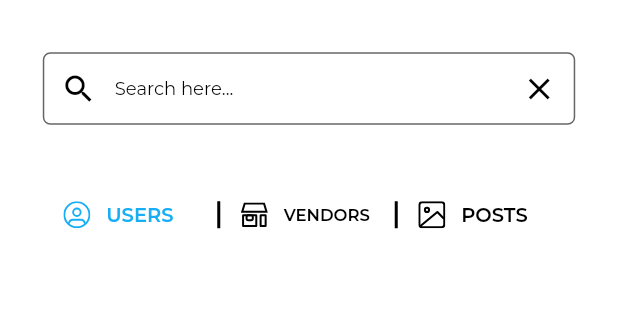
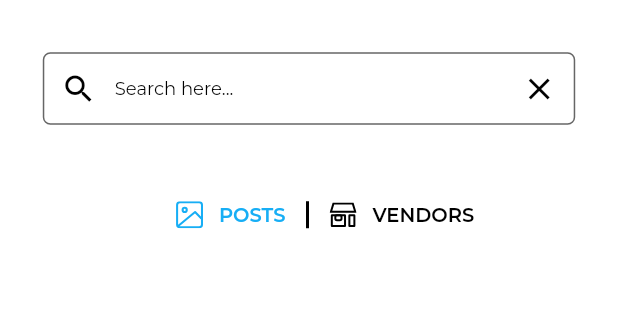
Before and after one commit to mared-dev/mared-dev, a Flutter app: the HomePage screen opened directly, after a tap on an icon or button, on a phone screen of 412 x 824 dp, the part 58-378 px from its top. Run offline on Flutter 3.47's test engine with Material 2 defaults, Android fonts, the phone set to English and light mode, and no system bars; drawn by our look-alikes of auto_size_text; our stand-ins replace cached_network_image, card_swiper, carousel_slider, chewie, circular_countdown_timer, cloud_firestore and 38 more; missing offline and left inert: app_tracking_transparency, flutter_stripe, google_maps_place_picker_mb, google_maps_webservice, google_place, paginate_firestore and 1 more; accounts and stored records are empty; statements that could not run were skipped; project files that could hold a hidden picture were left out.

Commit message:
fixing some bugs

```diff
--- a/lib/screens/Feed/feed.dart
+++ b/lib/screens/Feed/feed.dart
@@ -22,8 +22,7 @@ class Feed extends StatelessWidget {
   @override
   Widget build(BuildContext context) {
     print('(((((((((((((((((');
-    print(UserInfoManger.getUserInfo().email);
-    print(UserInfoManger.getUserInfo().userName);
+
     return Scaffold(
       resizeToAvoidBottomInset: false,
       backgroundColor: AppColors.backGroundColor,
--- a/lib/screens/Feed/feed_body.dart
+++ b/lib/screens/Feed/feed_body.dart
@@ -27,6 +27,8 @@ class _FeedBodyState extends State<FeedBody> {
 
   @override
   Widget build(BuildContext context) {
+    print('####################');
+    print(UserInfoManger.getAnonFlag());
     //temp changing StreamBuilder to FutureBuilder and .snapshot to .get
     return CustomPaginateFirestore(
       header: SliverList(
--- a/lib/screens/HomePage/homepage.dart
+++ b/lib/screens/HomePage/homepage.dart
@@ -17,7 +17,6 @@ import 'package:mared_social/screens/Categories/category.dart';
 import 'package:mared_social/screens/Chatroom/chatroom.dart';
 import 'package:mared_social/screens/Feed/admin_posts_feed.dart';
 import 'package:mared_social/screens/Feed/feed.dart';
-import 'package:mared_social/screens/HomePage/homepageHelpers.dart';
 import 'package:mared_social/screens/LandingPage/landingpage.dart';
 import 'package:mared_social/screens/Profile/profile.dart';
 import 'package:mared_social/screens/isAnon/isAnon.dart';
@@ -172,13 +171,16 @@ class _HomePageState extends State<HomePage> {
     return Scaffold(
       backgroundColor: AppColors.backGroundColor,
       body: PersistentTabView(context,
-          floatingActionButton: FloatingActionButton(
-            onPressed: () {
-              Provider.of<ProfileHelpers>(context, listen: false)
-                  .postSelectType(context: context);
-            },
-            child: SvgPicture.asset('assets/icons/home_add_post_button.svg'),
-          ),
+          floatingActionButton: UserInfoManger.getAnonFlag()
+              ? null
+              : FloatingActionButton(
+                  onPressed: () {
+                    Provider.of<ProfileHelpers>(context, listen: false)
+                        .postSelectType(context: context);
+                  },
+                  child:
+                      SvgPicture.asset('assets/icons/home_add_post_button.svg'),
+                ),
           stateManagement: true,
           margin: EdgeInsets.only(top: 10.h),
           controller: _controller,
--- a/lib/screens/searchPage/searchPage.dart
+++ b/lib/screens/searchPage/searchPage.dart
@@ -97,11 +97,8 @@ class _SearchPageState extends State<SearchPage> {
                   child: PageView(
                     controller: pageController,
                     children: [
-                      UserSearchResultBody(
-                        isVendor: false,
-                        searchQuery: textController.text,
-                        searchIndexName: 'usersearchindex',
-                        collectionName: 'users',
+                      PostSearch(
+                        postSearchVal: textController.text,
                       ),
                       UserSearchResultBody(
                         isVendor: true,
@@ -109,9 +106,7 @@ class _SearchPageState extends State<SearchPage> {
                         searchIndexName: 'usersearchindex',
                         collectionName: 'users',
                       ),
-                      PostSearch(
-                        postSearchVal: textController.text,
-                      ),
+
                       // AuctionSearch(
                       //   auctionSearchVal: textController.text,
                       // ),
--- a/lib/screens/searchPage/search_page_header_tabs.dart
+++ b/lib/screens/searchPage/search_page_header_tabs.dart
@@ -27,9 +27,8 @@ class _SearchPageHeaderTabsState extends State<SearchPageHeaderTabs> {
     // TODO: implement initState
     super.initState();
     itemsToShow = [
-      {'label': 'USERS', 'imagePath': 'assets/icons/user_result_icon.svg'},
+      {'label': 'POSTS', 'imagePath': 'assets/icons/post_result_icon.svg'},
       {'label': 'VENDORS', 'imagePath': 'assets/icons/verndor_result_icon.svg'},
-      {'label': 'POSTS', 'imagePath': 'assets/icons/post_result_icon.svg'},
     ];
     currentlySelectedIndex = 0;
   }
@@ -79,7 +78,10 @@ class _SearchPageHeaderTabsState extends State<SearchPageHeaderTabs> {
                     BorderSide(width: 2, color: AppColors.commentButtonColor)),
       ),
       child: Row(
+        mainAxisAlignment:
+            index == 0 ? MainAxisAlignment.end : MainAxisAlignment.start,
         children: [
+          if (index == 0) Spacer(),
           SvgPicture.asset(
             imagePath,
             width: 18,
@@ -91,7 +93,8 @@ class _SearchPageHeaderTabsState extends State<SearchPageHeaderTabs> {
           SizedBox(
             width: 10.w,
           ),
-          Expanded(
+          Flexible(
+            flex: 2,
             child: AutoSizeText(
               label,
               style: semiBoldTextStyle(
@@ -102,7 +105,8 @@ class _SearchPageHeaderTabsState extends State<SearchPageHeaderTabs> {
               maxLines: 1,
               minFontSize: 10,
               maxFontSize: 13,
-          )),
+            ),
+          ),
         ],
       ),
     );
--- a/lib/services/firebase/firestore/FirebaseOpertaion.dart
+++ b/lib/services/firebase/firestore/FirebaseOpertaion.dart
@@ -183,7 +183,7 @@ class FirebaseOperations with ChangeNotifier {
         .then((doc) async {
       initUserName = doc['username'];
       initUserEmail = doc['useremail'];
-      initUserImage = doc['userimage'];
+      initUserImage = userImage.isNotEmpty ? userImage : doc['userimage'];
       store = doc['store'];
       fcmToken = doc['fcmToken'];
 
--- a/lib/widgets/items/video_post_item.dart
+++ b/lib/widgets/items/video_post_item.dart
@@ -21,10 +21,15 @@ class _VideoPostItemState extends State<VideoPostItem> {
 
     _chewieController = ChewieController(
       videoPlayerController: _videoPlayerController,
+      showOptions: false,
       // aspectRatio:5/8,
       autoInitialize: true,
+      showControls: true,
       autoPlay: false,
       looping: false,
+      customControls: MaterialControls(
+        showPlayButton: true,
+      ),
       errorBuilder: (context, errorMessage) {
         return Center(
           child: Text(
--- a/lib/widgets/reusable/profile_video_item_thumb.dart
+++ b/lib/widgets/reusable/profile_video_item_thumb.dart
@@ -31,6 +31,7 @@ class ProfileVideoItemThumb extends StatelessWidget {
             'assets/icons/profile_video_thumb.svg',
             width: 30,
             height: 30,
+            color: Colors.white,
           ),
         ),
       ],
```
Also changed, not shown: lib/screens/HomePage/homepageHelpers.dart (deleted, +0 -62 lines), lib/screens/Profile/profile.dart (+14 -0 lines), lib/screens/Profile/profile_tabs.dart (+10 -4 lines), lib/widgets/reusable/feed_post_item.dart (+3 -64 lines). Lines whose indentation alone changed are shown as unchanged.
